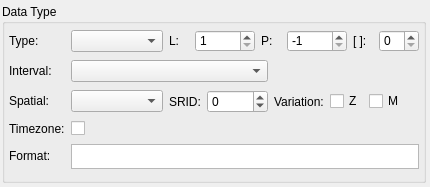
The window that libpgmodeler_ui/ui/pgsqltypewidget.ui (pgmodeler/pgmodeler) describes before a commit, drawn with Qt 5.
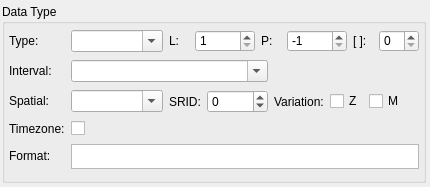
The same window after the commit.

Diff of the .ui file:
```diff
--- a/libpgmodeler_ui/ui/pgsqltypewidget.ui
+++ b/libpgmodeler_ui/ui/pgsqltypewidget.ui
@@ -97,6 +97,9 @@
         <property name="styleSheet">
          <string notr="true">font-weight: normal;</string>
         </property>
+        <property name="editable">
+         <bool>true</bool>
+        </property>
        </widget>
       </item>
       <item row="0" column="1">
@@ -121,6 +124,9 @@
         <property name="styleSheet">
          <string notr="true">font-weight: normal;</string>
         </property>
+        <property name="editable">
+         <bool>true</bool>
+        </property>
         <property name="sizeAdjustPolicy">
          <enum>QComboBox::AdjustToContentsOnFirstShow</enum>
         </property>
@@ -393,6 +399,9 @@
         <property name="styleSheet">
          <string notr="true">font-weight: normal;</string>
         </property>
+        <property name="editable">
+         <bool>true</bool>
+        </property>
        </widget>
       </item>
       <item row="0" column="0">
```
Left out of the diff: 13 changed lines with no effect on the pictures.
